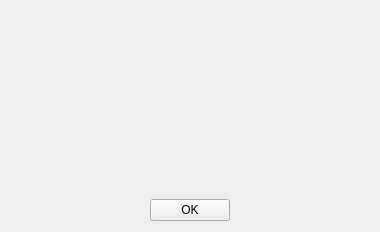
Old version of the form formstations.ui in the repository rroommaann/crispy-octo-potato.
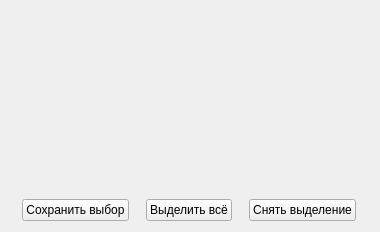
New version of the form.

The edit to the form file:
```diff
--- a/formstations.ui
+++ b/formstations.ui
@@ -14,7 +14,49 @@
    <string>Form</string>
   </property>
   <layout class="QGridLayout" name="gridLayout">
-   <item row="1" column="0">
+   <item row="2" column="1">
+    <widget class="QPushButton" name="pushButton_2">
+     <property name="sizePolicy">
+      <sizepolicy hsizetype="Fixed" vsizetype="Fixed">
+       <horstretch>0</horstretch>
+       <verstretch>0</verstretch>
+      </sizepolicy>
+     </property>
+     <property name="text">
+      <string>Выделить всё</string>
+     </property>
+    </widget>
+   </item>
+   <item row="2" column="0">
+    <widget class="QPushButton" name="pushButton">
+     <property name="sizePolicy">
+      <sizepolicy hsizetype="Fixed" vsizetype="Fixed">
+       <horstretch>0</horstretch>
+       <verstretch>0</verstretch>
+      </sizepolicy>
+     </property>
+     <property name="text">
+      <string>Сохранить выбор</string>
+     </property>
+    </widget>
+   </item>
+   <item row="2" column="2">
+    <widget class="QPushButton" name="pushButton_3">
+     <property name="sizePolicy">
+      <sizepolicy hsizetype="Fixed" vsizetype="Fixed">
+       <horstretch>0</horstretch>
+       <verstretch>0</verstretch>
+      </sizepolicy>
+     </property>
+     <property name="text">
+      <string>Снять выделение</string>
+     </property>
+    </widget>
+   </item>
+   <item row="0" column="0" colspan="3">
+    <layout class="QGridLayout" name="gridLayoutOfStations"/>
+   </item>
+   <item row="1" column="0" colspan="3">
     <spacer name="verticalSpacer">
      <property name="orientation">
       <enum>Qt::Vertical</enum>
@@ -27,22 +69,6 @@
      </property>
     </spacer>
    </item>
-   <item row="2" column="0">
-    <widget class="QPushButton" name="pushButton">
-     <property name="sizePolicy">
-      <sizepolicy hsizetype="Fixed" vsizetype="Fixed">
-       <horstretch>0</horstretch>
-       <verstretch>0</verstretch>
-      </sizepolicy>
-     </property>
-     <property name="text">
-      <string>OK</string>
-     </property>
-    </widget>
-   </item>
-   <item row="0" column="0">
-    <layout class="QGridLayout" name="gridLayoutOfStations"/>
-   </item>
   </layout>
  </widget>
  <resources/>
```
Left out of the diff: 2 changed lines with no effect on the pictures.
